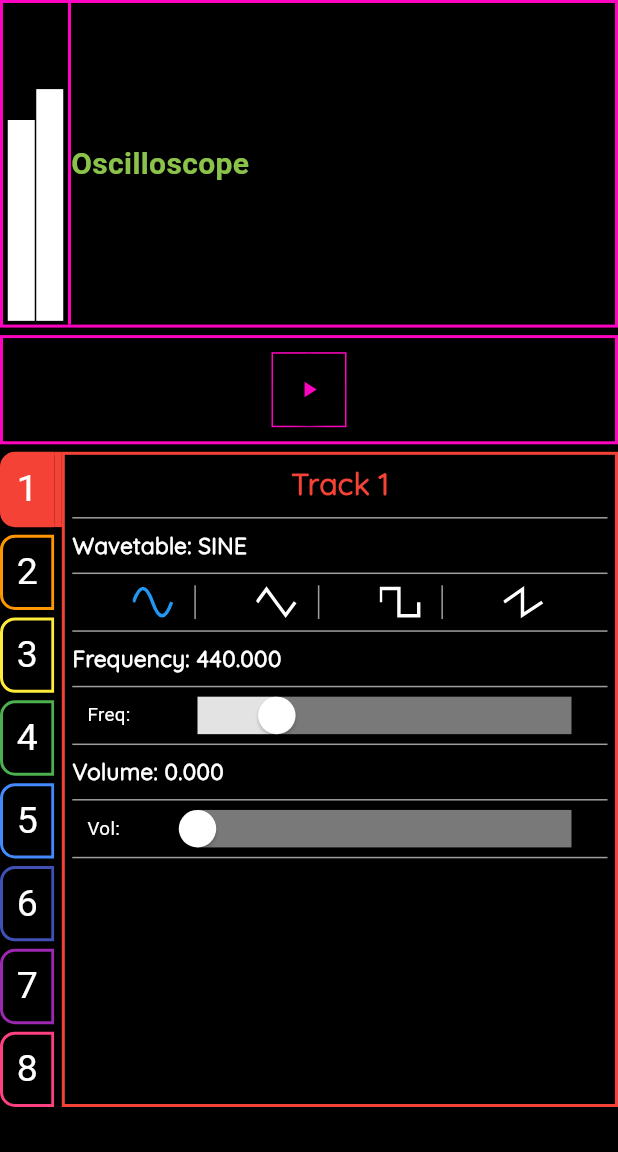
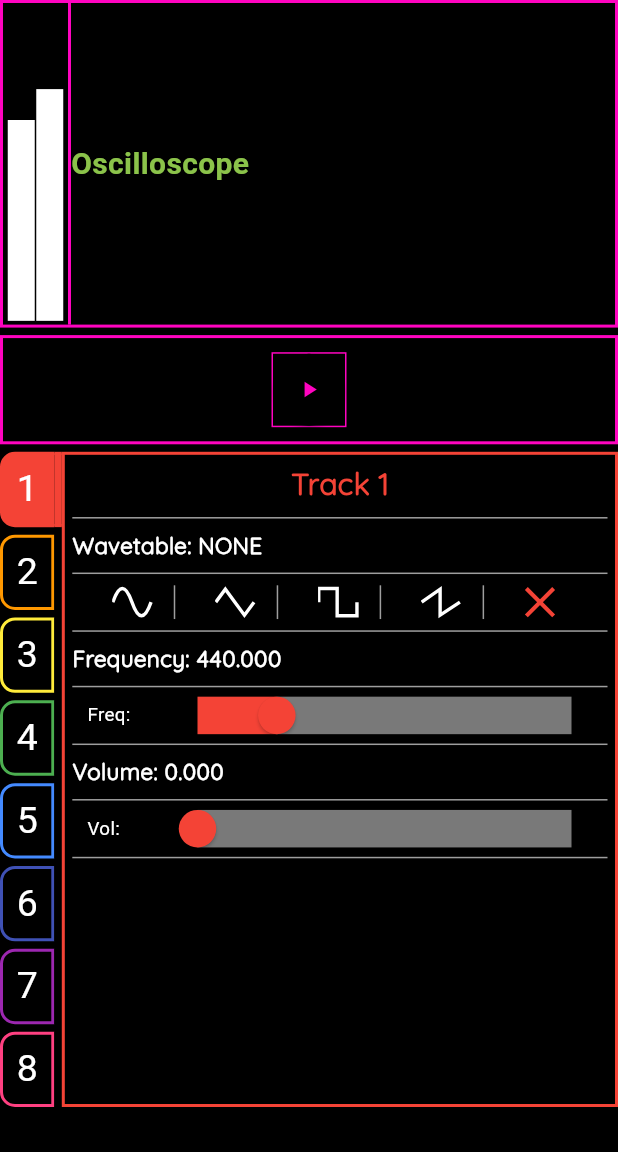
Before and after one commit to mduval76/drone_factory, a Flutter app: the screen it shows after launch, on a phone screen of 412 x 824 dp, the part 84-1236 px from its top. Run offline on Flutter 3.47's test engine with Material 3 defaults, Android fonts, the phone set to English and light mode, and no system bars; our stand-ins replace flutter_svg; Roboto replaces fonts that are missing (CocomatLight).

Commit message:
Added Wavetable.NONE plus icon to remove assigned wavetable.

```diff
--- a/lib/models/track_model.dart
+++ b/lib/models/track_model.dart
@@ -8,7 +8,7 @@ class TrackModel {
     required this.trackId,
     this.volume = 0.0,
     this.frequency = 440.0,
-    this.wavetable = Wavetable.sine,
+    this.wavetable = Wavetable.none,
   });
 }
 
@@ -17,4 +17,5 @@ enum Wavetable {
   triangle,
   square,
   sawtooth,
+  none
 }
--- a/lib/views/sections/main_mixer_track_controls_section.dart
+++ b/lib/views/sections/main_mixer_track_controls_section.dart
@@ -58,6 +58,7 @@ class _MainMixerTrackControlsSectionState extends State<MainMixerTrackControlsSe
       children: <Widget>[
         Expanded(
           child: MixerWidget(
+            tracks: _tracks,
             selectedTrack: _selectedTrack.trackId,
             onTrackSelected: _updateSelectedTrack,
             setTrackColor: _setTrackColor,
--- a/lib/views/widgets/mixer_widget.dart
+++ b/lib/views/widgets/mixer_widget.dart
@@ -4,11 +4,13 @@ import 'package:flutter/material.dart';
 
 class MixerWidget extends StatelessWidget {
   final int selectedTrack;
+  final List<TrackModel> tracks;
   final ValueChanged<int> onTrackSelected;
   final Color Function(int) setTrackColor;
 
   const MixerWidget({
     super.key,
+    required this.tracks,
     required this.selectedTrack,
     required this.onTrackSelected,
     required this.setTrackColor,
@@ -16,11 +18,6 @@ class MixerWidget extends StatelessWidget {
 
   @override
   Widget build(BuildContext context) {
-    final List<TrackModel> tracks = List.generate(
-      8,
-      (index) => TrackModel(trackId: index),
-    );
-
     return Column(
       children: List.generate(tracks.length * 2 - 1, (index) {
         if (index.isEven) {
--- a/lib/views/widgets/track_controls_widget.dart
+++ b/lib/views/widgets/track_controls_widget.dart
@@ -41,6 +41,8 @@ class _TrackControlsWidgetState extends State<TrackControlsWidget> {
         return 'SQUARE';
       case Wavetable.sawtooth:
         return 'SAWTOOTH';
+      case Wavetable.none:
+        return 'NONE';
     }
   }
 
@@ -160,13 +162,16 @@ class _TrackControlsWidgetState extends State<TrackControlsWidget> {
             case Wavetable.sawtooth:
               assetName = 'assets/icons/sawtooth.svg';
               break;
+            case Wavetable.none:
+              assetName = 'assets/icons/none.svg';
+              break;
           }
           return Container(
               padding: const EdgeInsets.only(left: 5),
                 decoration: BoxDecoration(
                 color: Colors.transparent,
                 border: Border(
-                  right: wavetable != Wavetable.sawtooth
+                  right: wavetable != Wavetable.none
                       ? const BorderSide(color: Colors.grey, width: 1)
                       : BorderSide.none,
                 ),
@@ -178,7 +183,7 @@ class _TrackControlsWidgetState extends State<TrackControlsWidget> {
                     assetName,
                     height: 20,
                     width: 20,
-                    color: _wavetable == wavetable ? Colors.blue : Colors.white,
+                    color: _wavetable == wavetable ? widget.borderColor : Colors.white,
                   ),
                   onPressed: () {
                     setState(() {
@@ -189,7 +194,6 @@ class _TrackControlsWidgetState extends State<TrackControlsWidget> {
                   },
                 ),
               ),
-
           );
         }).toList(),
       ),
@@ -218,13 +222,13 @@ class _TrackControlsWidgetState extends State<TrackControlsWidget> {
             Expanded(
               flex: 10,
               child: SliderTheme(
-                data: const SliderThemeData(
+                data: SliderThemeData(
                   trackHeight: 25,
-                  activeTrackColor: Color.fromARGB(227, 255, 255, 255),
-                  inactiveTrackColor: Color.fromARGB(196, 158, 158, 158),
-                  thumbColor: Colors.white,
-                  thumbShape: RoundSliderThumbShape(enabledThumbRadius: 12.5),
-                  trackShape: RectangularSliderTrackShape(),
+                  activeTrackColor: widget.borderColor,
+                  inactiveTrackColor: const Color.fromARGB(196, 158, 158, 158),
+                  thumbColor: widget.borderColor,
+                  thumbShape: const RoundSliderThumbShape(enabledThumbRadius: 12.5),
+                  trackShape: const RectangularSliderTrackShape(),
                 ),
                 child: Slider(
                   min: 20,
@@ -269,13 +273,13 @@ class _TrackControlsWidgetState extends State<TrackControlsWidget> {
           Expanded(
             flex: 10,
             child: SliderTheme(
-              data: const SliderThemeData(
+              data: SliderThemeData(
                 trackHeight: 25,
-                activeTrackColor: Color.fromARGB(227, 255, 255, 255),
-                inactiveTrackColor: Color.fromARGB(196, 158, 158, 158),
-                thumbColor: Colors.white,
-                thumbShape: RoundSliderThumbShape(enabledThumbRadius: 12.5),
-                trackShape: RectangularSliderTrackShape(),
+                activeTrackColor: widget.borderColor,
+                inactiveTrackColor: const Color.fromARGB(196, 158, 158, 158),
+                thumbColor: widget.borderColor,
+                thumbShape: const RoundSliderThumbShape(enabledThumbRadius: 12.5),
+                trackShape: const RectangularSliderTrackShape(),
               ),
               child: Slider(
                 min: 0,
--- a/pubspec.yaml
+++ b/pubspec.yaml
@@ -18,6 +18,7 @@ dev_dependencies:
 
 flutter:
   assets:
+      - assets/icons/none.svg
       - assets/icons/sine.svg
       - assets/icons/triangle.svg
       - assets/icons/square.svg
```
Also changed, not shown: assets/icons/none.svg (added), 5 other files.
